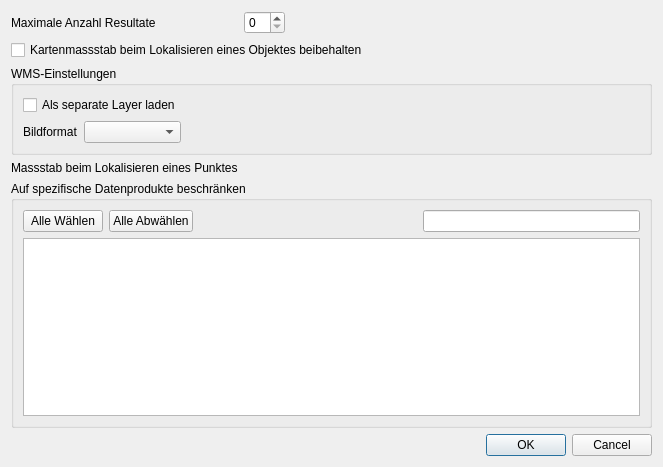
Before: the Qt Designer form solocator/ui/config.ui in opengisch/solocator, drawn with Qt 5.
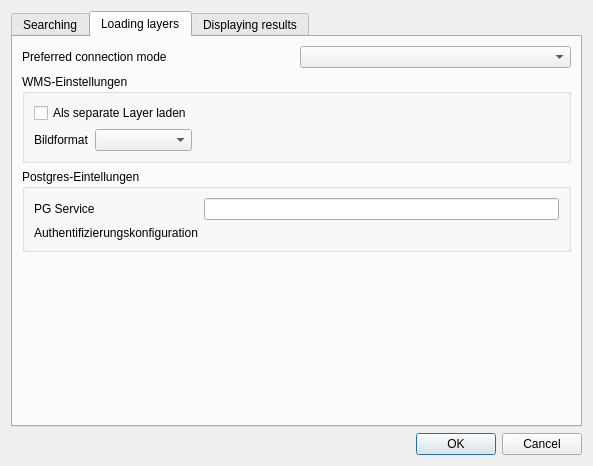
After: the same form once the commit is applied. The open tabs and pages were chosen to show the change. Custom widgets are drawn as their Qt base class.

Commit message:
remove advanced loader dialog
fix #37

What changed in the file:
```diff
--- a/solocator/ui/config.ui
+++ b/solocator/ui/config.ui
@@ -6,15 +6,64 @@
    <rect>
     <x>0</x>
     <y>0</y>
-    <width>663</width>
-    <height>467</height>
+    <width>593</width>
+    <height>466</height>
    </rect>
   </property>
   <property name="windowTitle">
    <string>SoLocator Filter Konfiguration</string>
   </property>
   <layout class="QGridLayout" name="gridLayout">
-   <item row="6" column="0" colspan="3">
+   <item row="5" column="0">
+    <widget class="QDialogButtonBox" name="buttonBox">
+     <property name="orientation">
+      <enum>Qt::Horizontal</enum>
+     </property>
+     <property name="standardButtons">
+      <set>QDialogButtonBox::Cancel|QDialogButtonBox::Ok</set>
+     </property>
+    </widget>
+   </item>
+   <item row="0" column="0">
+    <widget class="QTabWidget" name="tabWidget">
+     <property name="currentIndex">
+      <number>0</number>
+     </property>
+     <widget class="QWidget" name="tab">
+      <attribute name="title">
+       <string>Searching</string>
+      </attribute>
+      <layout class="QGridLayout" name="gridLayout_2">
+       <item row="0" column="0">
+        <widget class="QLabel" name="label_7">
+         <property name="sizePolicy">
+          <sizepolicy hsizetype="Maximum" vsizetype="Preferred">
+           <horstretch>0</horstretch>
+           <verstretch>0</verstretch>
+          </sizepolicy>
+         </property>
+         <property name="text">
+          <string>Maximale Anzahl Resultate</string>
+         </property>
+        </widget>
+       </item>
+       <item row="0" column="1">
+        <widget class="QSpinBox" name="results_limit"/>
+       </item>
+       <item row="0" column="2">
+        <spacer name="horizontalSpacer_4">
+         <property name="orientation">
+          <enum>Qt::Horizontal</enum>
+         </property>
+         <property name="sizeHint" stdset="0">
+          <size>
+           <width>40</width>
+           <height>20</height>
+          </size>
+         </property>
+        </spacer>
+       </item>
+       <item row="1" column="0" colspan="3">
     <widget class="QGroupBox" name="feature_search_restrict">
      <property name="title">
       <string>Auf spezifische Datenprodukte beschränken</string>
@@ -82,53 +131,57 @@
      </layout>
     </widget>
    </item>
-   <item row="3" column="0" colspan="3">
-    <widget class="QCheckBox" name="keep_scale">
+      </layout>
+     </widget>
+     <widget class="QWidget" name="tab_2">
+      <attribute name="title">
+       <string>Loading layers</string>
+      </attribute>
+      <layout class="QGridLayout" name="gridLayout_5">
+       <item row="0" column="0">
+        <widget class="QLabel" name="label">
      <property name="text">
-      <string>Kartenmassstab beim Lokalisieren eines Objektes beibehalten</string>
+          <string>Preferred connection mode</string>
      </property>
     </widget>
    </item>
-   <item row="1" column="1">
-    <widget class="QSpinBox" name="results_limit"/>
-   </item>
-   <item row="7" column="0" colspan="3">
-    <widget class="QDialogButtonBox" name="buttonBox">
-     <property name="orientation">
-      <enum>Qt::Horizontal</enum>
-     </property>
-     <property name="standardButtons">
-      <set>QDialogButtonBox::Cancel|QDialogButtonBox::Ok</set>
-     </property>
-    </widget>
-   </item>
-   <item row="1" column="2">
-    <spacer name="horizontalSpacer_3">
-     <property name="orientation">
-      <enum>Qt::Horizontal</enum>
-     </property>
-     <property name="sizeHint" stdset="0">
-      <size>
-       <width>40</width>
-       <height>20</height>
-      </size>
-     </property>
-    </spacer>
-   </item>
+       <item row="2" column="0" colspan="2">
+        <widget class="QGroupBox" name="groupBox_2">
+         <property name="title">
+          <string>Postgres-Eintellungen</string>
+         </property>
+         <layout class="QGridLayout" name="gridLayout_7">
    <item row="1" column="0">
-    <widget class="QLabel" name="label_7">
-     <property name="sizePolicy">
-      <sizepolicy hsizetype="Maximum" vsizetype="Preferred">
-       <horstretch>0</horstretch>
-       <verstretch>0</verstretch>
-      </sizepolicy>
-     </property>
+           <widget class="QLabel" name="label_4">
+            <property name="text">
+             <string>Authentifizierungskonfiguration</string>
+            </property>
+           </widget>
+          </item>
+          <item row="0" column="0">
+           <widget class="QLabel" name="label_2">
      <property name="text">
-      <string>Maximale Anzahl Resultate</string>
+             <string>PG Service</string>
      </property>
     </widget>
    </item>
-   <item row="4" column="0" colspan="3">
+          <item row="1" column="1">
+           <widget class="QgsAuthConfigSelect" name="pg_auth_id" native="true">
+            <property name="enabled">
+             <bool>true</bool>
+            </property>
+           </widget>
+          </item>
+          <item row="0" column="1">
+           <widget class="QLineEdit" name="pg_service"/>
+          </item>
+         </layout>
+        </widget>
+       </item>
+       <item row="0" column="1">
+        <widget class="QComboBox" name="default_layer_loading_mode"/>
+       </item>
+       <item row="1" column="0" colspan="2">
     <widget class="QGroupBox" name="groupBox">
      <property name="title">
       <string>WMS-Einstellungen</string>
@@ -173,15 +226,59 @@
      </layout>
     </widget>
    </item>
-   <item row="5" column="0">
+       <item row="3" column="0">
+        <spacer name="verticalSpacer_2">
+         <property name="orientation">
+          <enum>Qt::Vertical</enum>
+         </property>
+         <property name="sizeHint" stdset="0">
+          <size>
+           <width>20</width>
+           <height>40</height>
+          </size>
+         </property>
+        </spacer>
+       </item>
+      </layout>
+     </widget>
+     <widget class="QWidget" name="tab_3">
+      <attribute name="title">
+       <string>Displaying results</string>
+      </attribute>
+      <layout class="QGridLayout" name="gridLayout_6">
+       <item row="0" column="0">
+        <widget class="QCheckBox" name="keep_scale">
+         <property name="text">
+          <string>Kartenmassstab beim Lokalisieren eines Objektes beibehalten</string>
+         </property>
+        </widget>
+       </item>
+       <item row="1" column="1">
+        <widget class="QgsScaleWidget" name="point_scale" native="true"/>
+       </item>
+       <item row="1" column="0">
     <widget class="QLabel" name="scale_label">
      <property name="text">
       <string>Massstab beim Lokalisieren eines Punktes</string>
      </property>
     </widget>
    </item>
-   <item row="5" column="1">
-    <widget class="QgsScaleWidget" name="point_scale" native="true"/>
+       <item row="2" column="0">
+        <spacer name="verticalSpacer">
+         <property name="orientation">
+          <enum>Qt::Vertical</enum>
+         </property>
+         <property name="sizeHint" stdset="0">
+          <size>
+           <width>20</width>
+           <height>40</height>
+          </size>
+         </property>
+        </spacer>
+       </item>
+      </layout>
+     </widget>
+    </widget>
    </item>
   </layout>
  </widget>
@@ -197,6 +294,12 @@
    <header>qgis.gui</header>
    <container>1</container>
   </customwidget>
+  <customwidget>
+   <class>QgsAuthConfigSelect</class>
+   <extends>QWidget</extends>
+   <header>qgis.gui</header>
+   <container>1</container>
+  </customwidget>
  </customwidgets>
  <resources/>
  <connections>
```
Left out of the diff: 6 changed lines with no effect on the pictures. Lines whose indentation alone changed are shown as unchanged. The commit also changes 5 other files.
